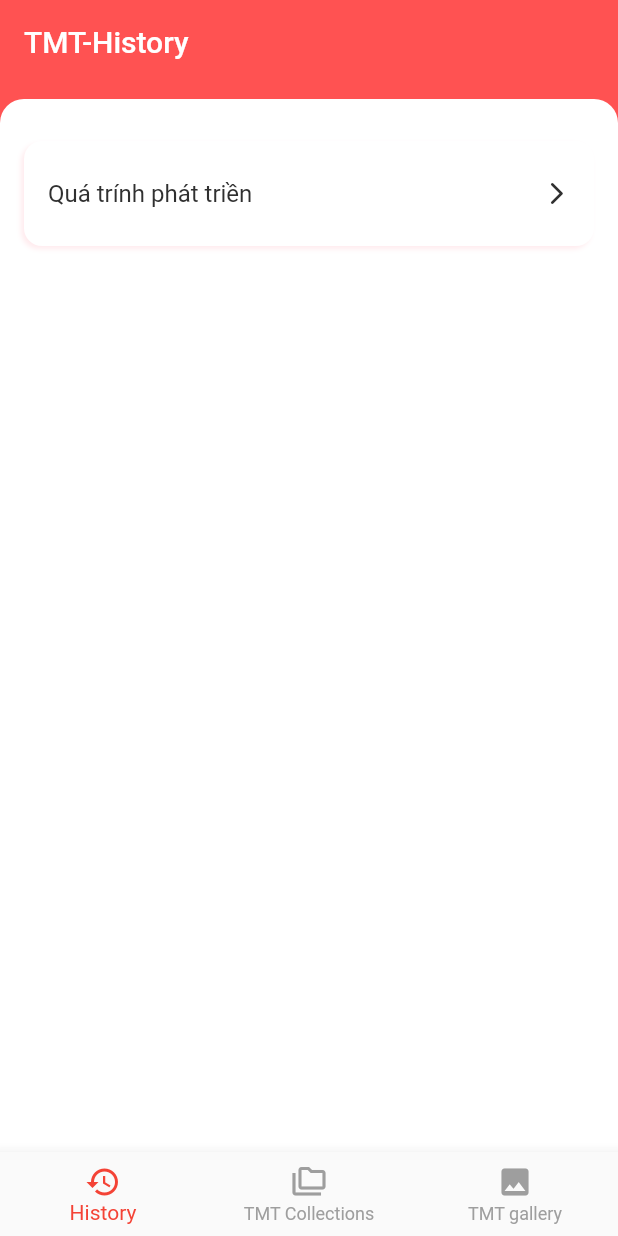
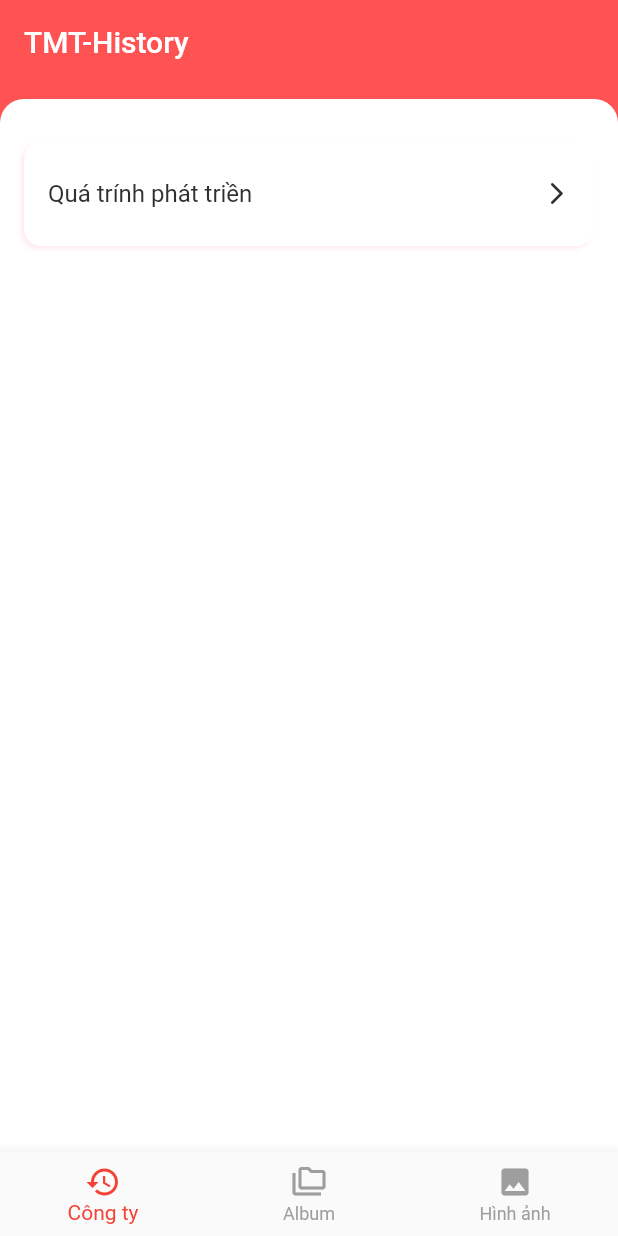
Before and after one commit to HuynhVinh123/app_gallery_tmt, a Flutter app: the screen it shows after launch, on a phone screen of 412 x 824 dp. Run offline on Flutter 3.47's test engine with Material 2 defaults, Android fonts, the phone set to English and light mode, and no system bars; our stand-ins replace freezed_annotation, google_fonts, timeline_tile, weather_icons; Roboto replaces fonts that are missing (Jua).

Commit message:
Rename tab

```diff
--- a/lib/features/home/uis/home_page.dart
+++ b/lib/features/home/uis/home_page.dart
@@ -45,15 +45,15 @@ class _WeatherTimelineAppState extends State<WeatherTimelineApp>
       items: const <BottomNavigationBarItem>[
         BottomNavigationBarItem(
           icon: Icon(Icons.history),
-          label: 'History',
+          label: 'Công ty',
         ),
         BottomNavigationBarItem(
           icon: Icon(Icons.folder_copy_outlined),
-          label: 'TMT Collections',
+          label: 'Album',
         ),
         BottomNavigationBarItem(
           icon: Icon(Icons.image),
-          label: 'TMT gallery',
+          label: 'Hình ảnh',
         ),
       ],
       onTap: (int value) {
```
